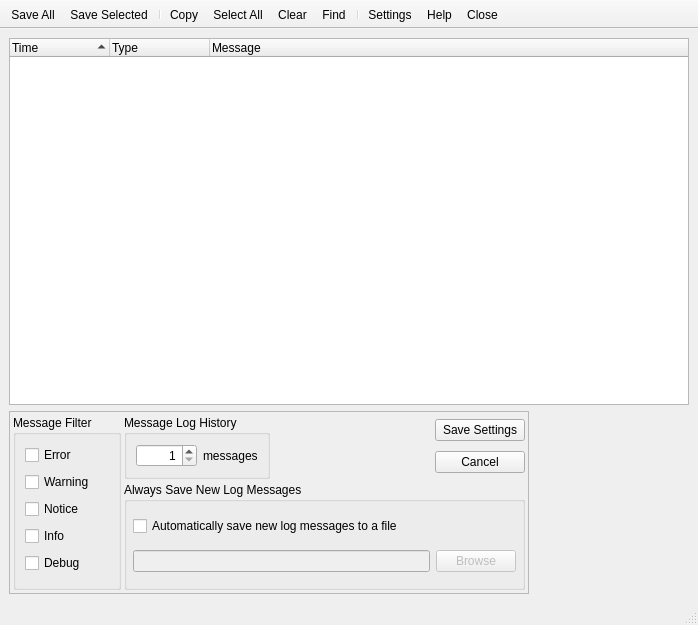
Qt form src/vidalia/log/MessageLog.ui (a-ilin/vidalia) before a commit.
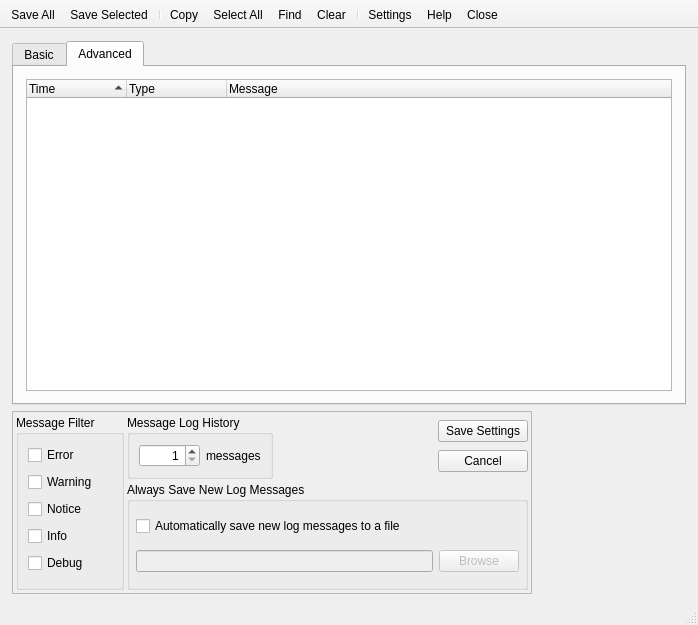
The same form after that commit. The open tabs and pages were chosen to show the change. Icons and pictures are not drawn. Custom widgets are drawn as their Qt base class.

Commit message:
Add a tab widget to the message log window with a "Basic" and an "Advanced" tab. The "Advanced" tab displays the old message log while the "Basic" tab displays an instance of the new StatusEventWidget. Also clean up some comments and a bunch of miscellaneous crap Designer decided to futz with.
svn:r4076

Diff of the .ui file:
```diff
--- a/src/vidalia/log/MessageLog.ui
+++ b/src/vidalia/log/MessageLog.ui
@@ -27,55 +27,136 @@
   <property name="autoFillBackground" >
    <bool>true</bool>
   </property>
-  <widget class="QWidget" name="centralwidget" >
-   <layout class="QVBoxLayout" >
-    <property name="margin" >
-     <number>9</number>
+  <property name="unifiedTitleAndToolBarOnMac">
+   <bool>false</bool>
+  </property>
+  <widget class="QWidget" name="centralwidget">
+   <layout class="QVBoxLayout">
+    <property name="leftMargin">
+     <number>12</number>
     </property>
-    <property name="spacing" >
-     <number>6</number>
+    <property name="topMargin">
+     <number>12</number>
+    </property>
+    <property name="rightMargin">
+     <number>12</number>
     </property>
     <item>
-     <widget class="LogTreeWidget" name="lstMessages" >
-      <property name="contextMenuPolicy" >
-       <enum>Qt::NoContextMenu</enum>
+     <widget class="QTabWidget" name="tabWidget">
+      <property name="currentIndex">
+       <number>0</number>
       </property>
-      <property name="autoFillBackground" >
+      <property name="documentMode">
        <bool>false</bool>
       </property>
-      <property name="alternatingRowColors" >
-       <bool>true</bool>
-      </property>
-      <property name="selectionMode" >
-       <enum>QAbstractItemView::ExtendedSelection</enum>
-      </property>
-      <property name="rootIsDecorated" >
-       <bool>false</bool>
-      </property>
-      <property name="uniformRowHeights" >
-       <bool>true</bool>
-      </property>
-      <property name="itemsExpandable" >
-       <bool>false</bool>
-      </property>
-      <property name="sortingEnabled" >
-       <bool>true</bool>
-      </property>
-      <column>
-       <property name="text" >
-        <string>Time</string>
-       </property>
-      </column>
-      <column>
-       <property name="text" >
-        <string>Type</string>
-       </property>
-      </column>
-      <column>
-       <property name="text" >
-        <string>Message</string>
-       </property>
-      </column>
+      <widget class="QWidget" name="tabBasic">
+       <attribute name="title">
+        <string>Basic</string>
+       </attribute>
+       <layout class="QGridLayout" name="basicTabLayout">
+        <property name="margin">
+         <number>12</number>
+        </property>
+        <item row="0" column="0">
+         <widget class="StatusEventWidget" name="listNotifications">
+          <property name="horizontalScrollBarPolicy">
+           <enum>Qt::ScrollBarAsNeeded</enum>
+          </property>
+          <property name="showDropIndicator" stdset="0">
+           <bool>false</bool>
+          </property>
+          <property name="alternatingRowColors">
+           <bool>true</bool>
+          </property>
+          <property name="selectionMode">
+           <enum>QAbstractItemView::ExtendedSelection</enum>
+          </property>
+          <property name="selectionBehavior">
+           <enum>QAbstractItemView::SelectRows</enum>
+          </property>
+          <property name="indentation">
+           <number>0</number>
+          </property>
+          <property name="rootIsDecorated">
+           <bool>false</bool>
+          </property>
+          <property name="itemsExpandable">
+           <bool>false</bool>
+          </property>
+          <property name="sortingEnabled">
+           <bool>true</bool>
+          </property>
+          <property name="expandsOnDoubleClick">
+           <bool>false</bool>
+          </property>
+          <attribute name="headerShowSortIndicator" stdset="0">
+           <bool>true</bool>
+          </attribute>
+          <attribute name="headerShowSortIndicator" stdset="0">
+           <bool>true</bool>
+          </attribute>
+          <column>
+           <property name="text">
+            <string>Tor Status</string>
+           </property>
+          </column>
+         </widget>
+        </item>
+       </layout>
+      </widget>
+      <widget class="QWidget" name="tabAdvanced">
+       <attribute name="title">
+        <string>Advanced</string>
+       </attribute>
+       <layout class="QGridLayout" name="advancedTabLayout">
+        <property name="margin">
+         <number>12</number>
+        </property>
+        <item row="0" column="0">
+         <widget class="LogTreeWidget" name="listMessages">
+          <property name="contextMenuPolicy">
+           <enum>Qt::NoContextMenu</enum>
+          </property>
+          <property name="autoFillBackground">
+           <bool>false</bool>
+          </property>
+          <property name="alternatingRowColors">
+           <bool>true</bool>
+          </property>
+          <property name="selectionMode">
+           <enum>QAbstractItemView::ExtendedSelection</enum>
+          </property>
+          <property name="rootIsDecorated">
+           <bool>false</bool>
+          </property>
+          <property name="uniformRowHeights">
+           <bool>true</bool>
+          </property>
+          <property name="itemsExpandable">
+           <bool>false</bool>
+          </property>
+          <property name="sortingEnabled">
+           <bool>true</bool>
+          </property>
+          <column>
+           <property name="text">
+            <string>Time</string>
+           </property>
+          </column>
+          <column>
+           <property name="text">
+            <string>Type</string>
+           </property>
+          </column>
+          <column>
+           <property name="text">
+            <string>Message</string>
+           </property>
+          </column>
+         </widget>
+        </item>
+       </layout>
+      </widget>
      </widget>
     </item>
     <item>
@@ -83,10 +164,8 @@
       <property name="enabled" >
        <bool>true</bool>
       </property>
-      <property name="sizePolicy" >
-       <sizepolicy>
-        <hsizetype>0</hsizetype>
-        <vsizetype>0</vsizetype>
+      <property name="sizePolicy">
+       <sizepolicy hsizetype="Fixed" vsizetype="Fixed">
         <horstretch>0</horstretch>
         <verstretch>0</verstretch>
        </sizepolicy>
@@ -122,14 +201,8 @@
        <property name="spacing" >
         <number>3</number>
        </property>
-       <item row="0" column="2" >
-        <layout class="QHBoxLayout" >
-         <property name="margin" >
-          <number>0</number>
-         </property>
-         <property name="spacing" >
-          <number>6</number>
-         </property>
+       <item row="0" column="2">
+        <layout class="QHBoxLayout">
          <item>
           <spacer>
            <property name="orientation" >
@@ -144,13 +217,7 @@
           </spacer>
          </item>
          <item>
-          <layout class="QVBoxLayout" >
-           <property name="margin" >
-            <number>0</number>
-           </property>
-           <property name="spacing" >
-            <number>6</number>
-           </property>
+          <layout class="QVBoxLayout">
            <item>
             <widget class="QPushButton" name="btnSaveSettings" >
              <property name="contextMenuPolicy" >
@@ -195,13 +262,7 @@
          <property name="title" >
           <string>Message Filter</string>
          </property>
-         <layout class="QVBoxLayout" >
-          <property name="margin" >
-           <number>9</number>
-          </property>
-          <property name="spacing" >
-           <number>6</number>
-          </property>
+         <layout class="QVBoxLayout">
           <item>
            <widget class="QCheckBox" name="chkTorErr" >
             <property name="contextMenuPolicy" >
@@ -296,13 +357,7 @@
          <property name="title" >
           <string>Message Log History</string>
          </property>
-         <layout class="QHBoxLayout" >
-          <property name="margin" >
-           <number>9</number>
-          </property>
-          <property name="spacing" >
-           <number>6</number>
-          </property>
+         <layout class="QHBoxLayout">
           <item>
            <widget class="QSpinBox" name="spnbxMaxCount" >
             <property name="minimumSize" >
@@ -317,15 +372,15 @@
             <property name="toolTip" >
              <string>Number of messages to display in the message log window</string>
             </property>
-            <property name="maximum" >
-             <number>99999</number>
-            </property>
-            <property name="minimum" >
-             <number>1</number>
-            </property>
-            <property name="alignment" >
+            <property name="alignment">
              <set>Qt::AlignRight</set>
             </property>
+            <property name="minimum">
+             <number>1</number>
+            </property>
+            <property name="maximum">
+             <number>99999</number>
+            </property>
            </widget>
           </item>
           <item>
@@ -352,27 +407,24 @@
          <property name="contextMenuPolicy" >
           <enum>Qt::NoContextMenu</enum>
          </property>
-         <property name="title" >
-          <string>Always Save New Log Messages</string>
+         <property name="title">
+          <string>Always Save New Log Messages </string>
          </property>
          <layout class="QGridLayout" >
           <property name="margin" >
            <number>6</number>
           </property>
-          <property name="spacing" >
-           <number>6</number>
-          </property>
-          <item row="1" column="1" >
-           <widget class="QPushButton" name="btnBrowse" >
-            <property name="contextMenuPolicy" >
+          <item row="1" column="1">
+           <widget class="QPushButton" name="btnBrowse">
+            <property name="enabled">
+             <bool>false</bool>
+            </property>
+            <property name="contextMenuPolicy">
              <enum>Qt::NoContextMenu</enum>
             </property>
             <property name="text" >
              <string>Browse</string>
             </property>
-            <property name="enabled" >
-             <bool>false</bool>
-            </property>
            </widget>
           </item>
           <item row="1" column="0" >
@@ -432,20 +484,23 @@
    <property name="toolButtonStyle" >
     <enum>Qt::ToolButtonTextUnderIcon</enum>
    </property>
-   <attribute name="toolBarArea" >
-    <number>4</number>
+   <attribute name="toolBarArea">
+    <enum>TopToolBarArea</enum>
    </attribute>
-   <addaction name="actionSave_All" />
-   <addaction name="actionSave_Selected" />
-   <addaction name="separator" />
-   <addaction name="actionCopy" />
-   <addaction name="actionSelect_All" />
-   <addaction name="actionClear" />
-   <addaction name="actionFind" />
-   <addaction name="separator" />
-   <addaction name="actionSettings" />
-   <addaction name="actionHelp" />
-   <addaction name="actionClose" />
+   <attribute name="toolBarBreak">
+    <bool>false</bool>
+   </attribute>
+   <addaction name="actionSave_All"/>
+   <addaction name="actionSave_Selected"/>
+   <addaction name="separator"/>
+   <addaction name="actionCopy"/>
+   <addaction name="actionSelect_All"/>
+   <addaction name="actionFind"/>
+   <addaction name="actionClear"/>
+   <addaction name="separator"/>
+   <addaction name="actionSettings"/>
+   <addaction name="actionHelp"/>
+   <addaction name="actionClose"/>
   </widget>
   <action name="actionMessage_Filters" >
    <property name="text" >
@@ -611,8 +666,11 @@
    <class>LogTreeWidget</class>
    <extends>QTreeWidget</extends>
    <header>log/LogTreeWidget.h</header>
-   <container>0</container>
-   <pixmap></pixmap>
+  </customwidget>
+  <customwidget>
+   <class>StatusEventWidget</class>
+   <extends>QTreeWidget</extends>
+   <header>StatusEventWidget.h</header>
   </customwidget>
  </customwidgets>
  <resources>
```
Left out of the diff: 425 changed lines with no effect on the pictures. The commit also changes 2 other files.
